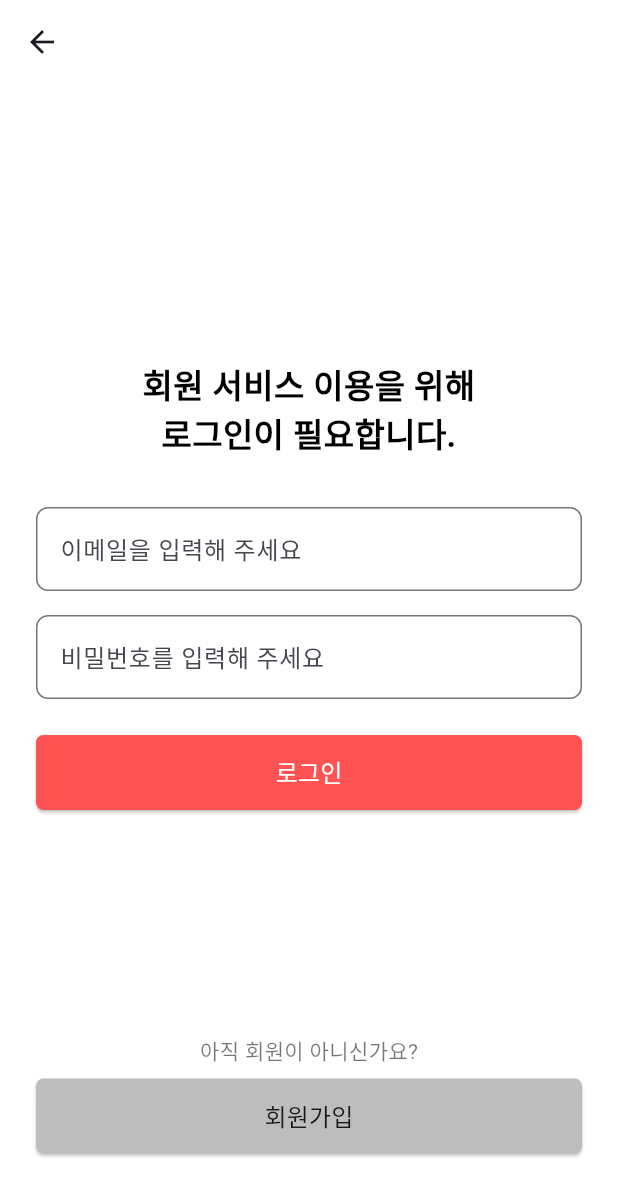
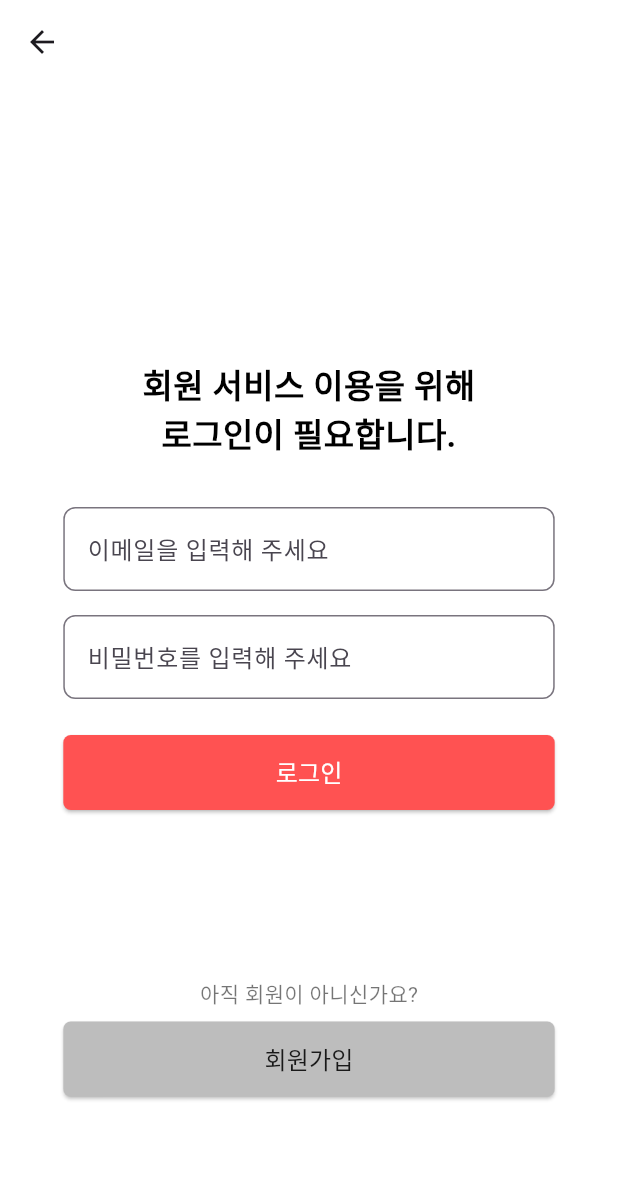
Before and after one commit to Hansung-Movie-Reservation-Site/flutter, a Flutter app: the screen it shows after launch, item 3 of the bottom bar chosen, after a tap on "회원서비스 이용을 위해 로그인이 필요합니다", on a phone screen of 412 x 824 dp. Shown: the top 1196 px of the screen. Run offline on Flutter 3.47's test engine with Material 3 defaults, Android fonts, the phone set to English and light mode, and no system bars; our stand-ins replace dio, shared_preferences, webview_flutter; network calls fail.

Commit message:
Update LoginUI.dart
로그인 버튼 수정

```diff
--- a/lib/auth/LoginUI.dart
+++ b/lib/auth/LoginUI.dart
@@ -8,6 +8,7 @@ class LoginUI extends StatelessWidget {
   final VoidCallback onSignUp;
 
   const LoginUI({
+    super.key,
     required this.emailController,
     required this.passwordController,
     required this.errorMessage,
@@ -17,7 +18,16 @@ class LoginUI extends StatelessWidget {
 
   @override
   Widget build(BuildContext context) {
-    return Column(
+    return LayoutBuilder(
+      builder: (context, constraints) {
+        double maxWidth = constraints.maxWidth > 400 ? 400 : constraints.maxWidth * 0.9;
+
+        return Center(
+          child: SingleChildScrollView(
+            child: ConstrainedBox(
+              constraints: BoxConstraints(maxWidth: maxWidth),
+              child: Column(
+                crossAxisAlignment: CrossAxisAlignment.stretch,
                 children: [
                   // 이메일 입력 필드
                   _buildInputField(
@@ -38,22 +48,30 @@ class LoginUI extends StatelessWidget {
                   // 로그인 버튼
                   _buildLoginButton(onLogin),
 
-        // 에러 메시지 (로그인 실패 시 표시)
+                  const SizedBox(height: 12),
+
+                  // 에러 메시지
                   if (errorMessage.isNotEmpty)
                     _buildErrorMessage(errorMessage),
 
-        const SizedBox(height: 150),
+                  const SizedBox(height: 100),
 
-        // 회원가입 안내 문구
-        const Text(
+                  const Center(
+                    child: Text(
                       '아직 회원이 아니신가요?',
                       style: TextStyle(fontSize: 14, color: Colors.black54),
+                    ),
                   ),
                   const SizedBox(height: 8),
 
                   // 회원가입 버튼
                   _buildSignUpButton(onSignUp),
                 ],
+              ),
+            ),
+          ),
+        );
+      },
     );
   }
 
@@ -74,10 +92,8 @@ class LoginUI extends StatelessWidget {
     );
   }
 
-  // 로그인 버튼
   Widget _buildLoginButton(VoidCallback onPressed) {
     return SizedBox(
-      width: double.infinity,
       height: 50,
       child: ElevatedButton(
         style: ElevatedButton.styleFrom(
@@ -95,18 +111,19 @@ class LoginUI extends StatelessWidget {
     );
   }
 
-  // 에러 메세지
   Widget _buildErrorMessage(String message) {
-    return Text(
+    return Padding(
+      padding: const EdgeInsets.only(top: 8.0),
+      child: Text(
         message,
         style: const TextStyle(color: Colors.red, fontSize: 14),
+        textAlign: TextAlign.center,
+      ),
     );
   }
 
-  // 회원가입 버튼
   Widget _buildSignUpButton(VoidCallback onPressed) {
     return SizedBox(
-      width: double.infinity,
       height: 50,
       child: ElevatedButton(
         style: ElevatedButton.styleFrom(
```
Lines whose indentation alone changed are shown as unchanged.
